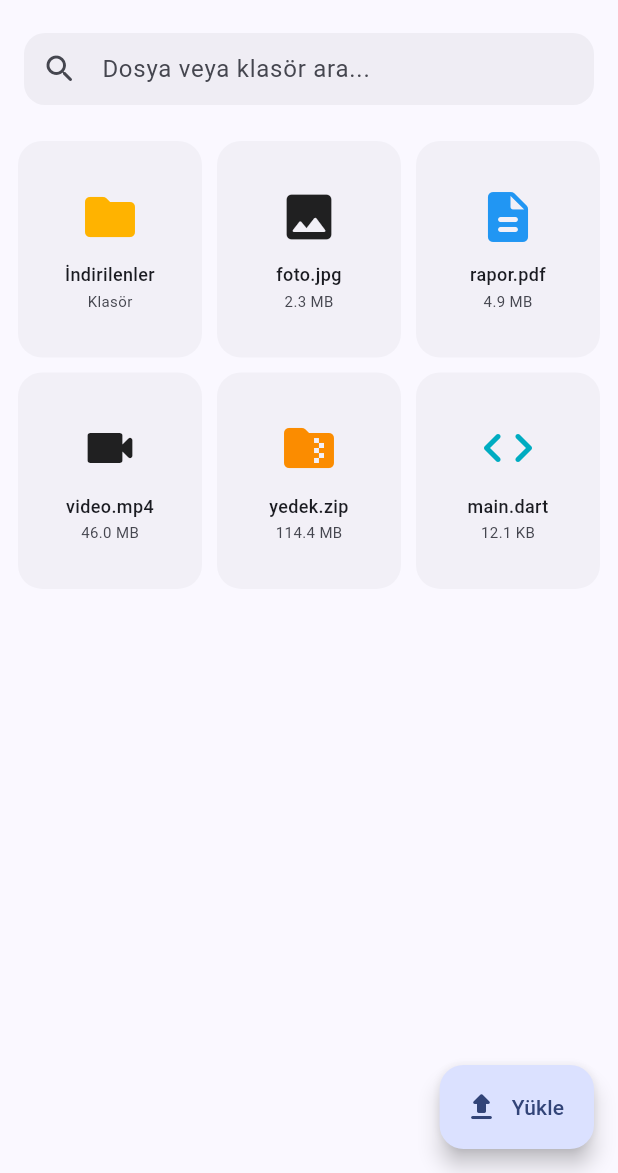
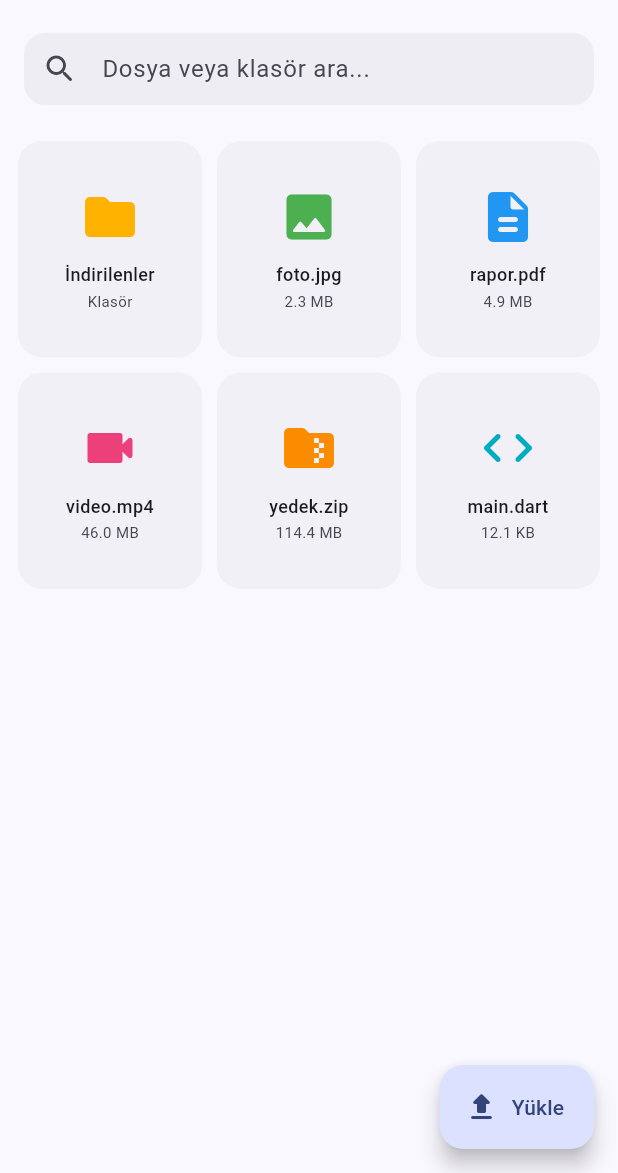
Before and after one commit to Lionapp1/DosyaX, a Flutter app: the screen it shows after launch, on a phone screen of 412 x 824 dp, the part 63-1236 px from its top. Run offline on Flutter 3.47's test engine with Material 3 defaults, Android fonts, the light colour scheme and no system bars.

Commit message:
fix: use valid Material colors (no emerald/rose)

```diff
--- a/lib/widgets/file_tile.dart
+++ b/lib/widgets/file_tile.dart
@@ -33,9 +33,9 @@ class FileTile extends StatelessWidget {
       case FileKind.folder:
         return Colors.amber.shade600;
       case FileKind.image:
-        return Colors.emerald.shade500;
+        return Colors.green.shade500;
       case FileKind.video:
-        return Colors.rose.shade400;
+        return Colors.pink.shade400;
       case FileKind.audio:
         return Colors.purple.shade400;
       case FileKind.document:
```
